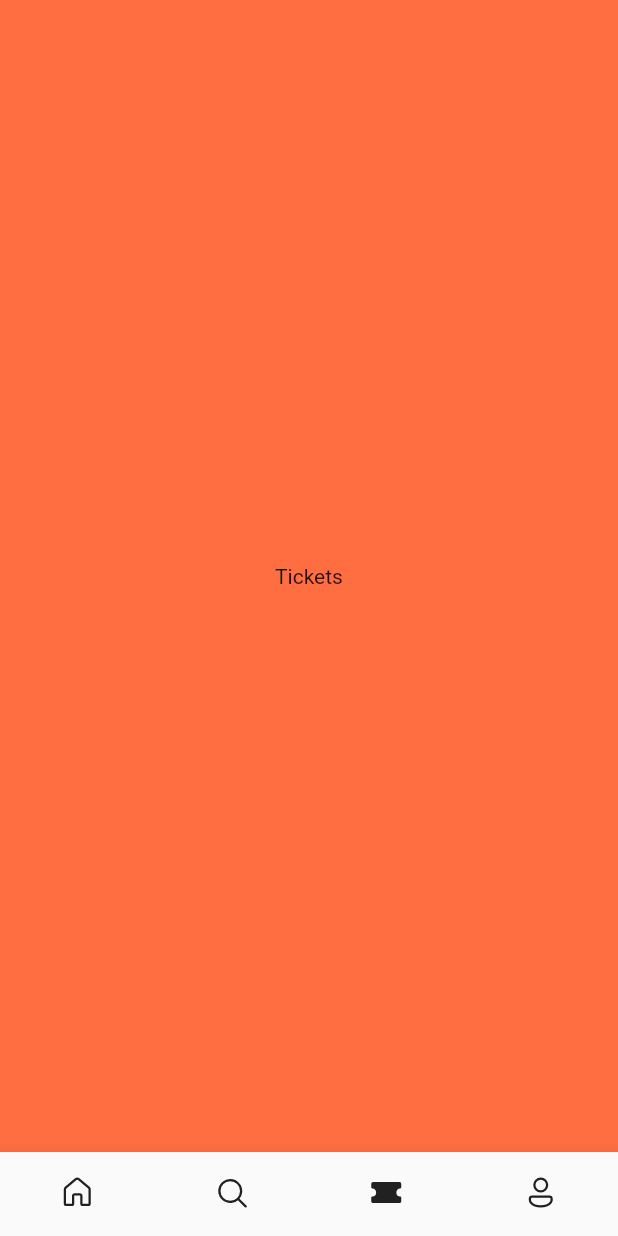
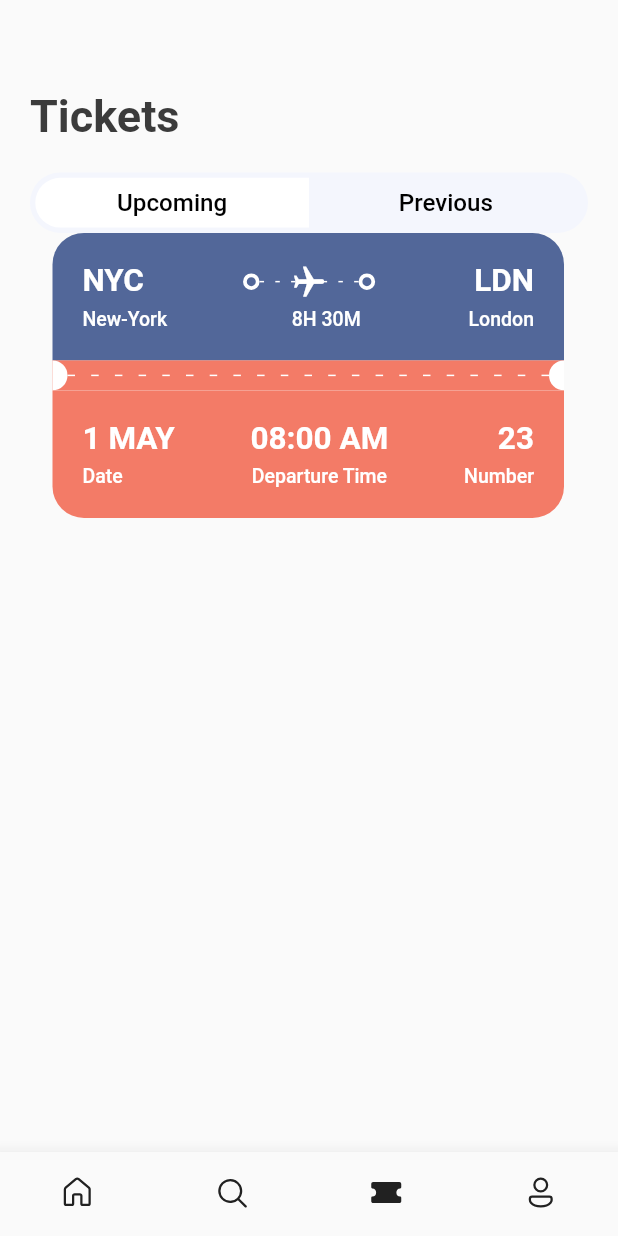
Before and after one commit to shivxsh/Book_Tickets, a Flutter app: the screen it shows after launch, item 3 of the bottom bar chosen, on a phone screen of 412 x 824 dp. Run offline on Flutter 3.47's test engine with Material 2 defaults, Android fonts, the phone set to English and light mode, and no system bars; our stand-ins replace fluentui_icons, gap, get.

Commit message:
Started implementation of view ticket screen.

```diff
--- a/lib/main.dart
+++ b/lib/main.dart
@@ -1,6 +1,5 @@
 import 'package:book_tickets/screens/bottom_bar.dart';
 import 'package:flutter/material.dart';
-import 'package:flutter/cupertino.dart';
 import 'package:book_tickets/utils/app_styles.dart';
 
 void main() {
--- a/lib/screens/bottom_bar.dart
+++ b/lib/screens/bottom_bar.dart
@@ -1,5 +1,6 @@
 import 'package:book_tickets/screens/home_screen.dart';
 import 'package:book_tickets/screens/search_screen.dart';
+import 'package:book_tickets/screens/ticket_screen.dart';
 import 'package:fluentui_icons/fluentui_icons.dart';
 import 'package:flutter/material.dart';
 
@@ -17,7 +18,7 @@ class _BottomBarState extends State<BottomBar> {
     //Each text is a widget in the list array. Hence index here = 0
     const HomeScreen(),
     const SearchScreen(), //Index = 1
-    const Text("Tickets"), // Index = 2
+    const TicketScreen(), // Index = 2
     const Text("Profile") // Index = 3
   ];
 
@@ -37,7 +38,7 @@ class _BottomBarState extends State<BottomBar> {
   Widget build(BuildContext context) {
     return Scaffold(
       body:  Center(child: _widgetOptions[_selectedWidgetIndex]),  //When u select an item in the bottom nav bar, it displays the contents of that specific page
-      backgroundColor: Colors.deepOrangeAccent,
+      //backgroundColor: Colors.deepOrangeAccent,
       bottomNavigationBar : BottomNavigationBar(
         items: const [
           BottomNavigationBarItem(icon: Icon(FluentSystemIcons.ic_fluent_home_regular),activeIcon: Icon(FluentSystemIcons.ic_fluent_home_filled),label: "Home"),
--- a/lib/screens/home_screen.dart
+++ b/lib/screens/home_screen.dart
@@ -5,8 +5,8 @@ import 'package:flutter/material.dart';
 import 'package:book_tickets/utils/app_styles.dart';
 import 'package:gap/gap.dart';
 import 'package:fluentui_icons/fluentui_icons.dart';
+import '../utils/app_info_list.dart';
 
-import '../utils/app_info_list.dart';
 
 class HomeScreen extends StatelessWidget {
   const HomeScreen({Key? key}) : super(key: key);
@@ -110,7 +110,7 @@ class HomeScreen extends StatelessWidget {
             child: Row(
               //The single child of this scrollable widget.
               //The ticket ui is made scrollable horizontally.
-              children : ticketList.map((singleTicket) => TicketView(ticket: singleTicket,)).toList(),
+              children : ticketList.map((singleTicket) => TicketView(ticket: singleTicket, isColor: null,)).toList(),
               //Similar to the hotel_screen, we make a map from the app_info_list.dart file and dynamically change the values.
             ),
           ),
--- a/lib/screens/search_screen.dart
+++ b/lib/screens/search_screen.dart
@@ -1,6 +1,7 @@
 import 'package:book_tickets/utils/app_layout.dart';
 import 'package:book_tickets/utils/double_text_widget.dart';
 import 'package:book_tickets/utils/icon_text_widget.dart';
+import 'package:book_tickets/utils/ticket_tabs.dart';
 import 'package:flutter/material.dart';
 import 'package:gap/gap.dart';
 import '../utils/app_styles.dart';
@@ -24,48 +25,7 @@ class SearchScreen extends StatelessWidget {
           ),
           Gap(AppLayout.getHeight(20)),
 
-          FittedBox(
-            child: Container(
-              padding: const EdgeInsets.all(3.5),
-              decoration: BoxDecoration(
-                borderRadius: BorderRadius.circular(AppLayout.getHeight(50)),
-                color: const Color(0xFFF4F6FD),
-              ),
-              child: Row(
-                children: [
-                  Container(
-                    //This container is for the text "Airline Tickets" inside the search bar
-                    padding: EdgeInsets.symmetric(vertical : AppLayout.getHeight(7)),
-                    width: size.width*0.44,
-                    decoration: BoxDecoration(
-                      //This border radius will only apply to the left side of the border
-                      borderRadius: BorderRadius.horizontal(left : Radius.circular(AppLayout.getWidth(50))),
-                      color: Colors.white,
-                    ),
-                    child: Center(
-                      child: Text("Airline Tickets",
-                        style: Styles.headLineStyle3.copyWith(color:Colors.black),),
-                    ),
-                  ),
-
-                  Container(
-                    //This container is for the text "Hotels" inside the search bar
-                    padding: EdgeInsets.symmetric(vertical : AppLayout.getHeight(7)),
-                    width: size.width*0.44,
-                    decoration: BoxDecoration(
-                      //This border radius will only apply to the left side of the border
-                      borderRadius: BorderRadius.horizontal(right : Radius.circular(AppLayout.getWidth(50))),
-                      color: Colors.transparent,
-                    ),
-                    child: Center(
-                      child: Text("Hotels",
-                        style: Styles.headLineStyle3.copyWith(color:Colors.black),),
-                    ),
-                  ),
-                ],
-              ),
-            ),
-          ),
+          const AppTicketTabs(firstTab: "Airline Tickets", secondTab: "Hotels",),
           Gap(AppLayout.getHeight(25)),
           //Rather than re writing the whole container again for 2 search boxes,
           //We create a new util screen called :icon_text_widget" that takes in the container
--- /dev/null
+++ b/lib/screens/ticket_screen.dart
@@ -0,0 +1,35 @@
+import 'package:book_tickets/screens/ticket_view.dart';
+import 'package:book_tickets/utils/app_layout.dart';
+import 'package:book_tickets/utils/app_styles.dart';
+import 'package:book_tickets/utils/ticket_tabs.dart';
+import 'package:flutter/material.dart';
+import 'package:gap/gap.dart';
+import '../utils/app_info_list.dart';
+
+class TicketScreen extends StatelessWidget {
+  const TicketScreen({Key? key}) : super(key: key);
+
+  @override
+  Widget build(BuildContext context) {
+    //final size = AppLayout.getSize(context);
+    return Scaffold(
+      body: Stack(
+        children:[
+          ListView(
+            padding: EdgeInsets.symmetric(vertical: AppLayout.getHeight(20), horizontal: AppLayout.getHeight(20)),
+          children: [
+            Gap(AppLayout.getHeight(40)),
+            Text("Tickets",style: Styles.headLineStyle1.copyWith(fontSize: 30),),
+            Gap(AppLayout.getHeight(20)),
+            const AppTicketTabs(firstTab: "Upcoming", secondTab: "Previous"),
+            Container(
+              padding: EdgeInsets.only(left: AppLayout.getHeight(15)),
+              child: TicketView(ticket: ticketList[0], isColor: null,),
+            )
+          ],
+        ),
+        ],
+      ),
+    );
+  }
+}
--- a/lib/screens/ticket_view.dart
+++ b/lib/screens/ticket_view.dart
@@ -7,18 +7,17 @@ import '../utils/app_layout.dart';
 //This code is for the UI of ticket view in home screen.
 class TicketView extends StatelessWidget {
   final Map<String, dynamic> ticket;
-  const TicketView({Key? key, required this.ticket}) : super(key: key);
+  final bool? isColor; //initially set to null
+  const TicketView({Key? key, required this.ticket, required this.isColor}) : super(key: key);
 
   @override
   Widget build(BuildContext context) {
     //refer app_layout.dart file to know what the AppLayout class does.
     final size = AppLayout.getSize(context);
-
     return SizedBox(
       width:size.width*0.85, //width is dependant on the orientation of the device.
         //width * 0.85 = we r using only 85% of the screen.  (85% = 85/100 = 0.85)
       height: AppLayout.getHeight(200), //height is set to 200px regardless of the orientation.
-
       child : Container(
         margin: EdgeInsets.only(right: AppLayout.getHeight(16)),
         child: Column(
--- /dev/null
+++ b/lib/utils/ticket_tabs.dart
@@ -0,0 +1,58 @@
+import 'package:flutter/material.dart';
+import 'app_layout.dart';
+import 'app_styles.dart';
+
+//This is a reusable widget for the ticket tab as well as the search ticket tab.
+
+class AppTicketTabs extends StatelessWidget {
+  final String firstTab;
+  final String secondTab;
+  const AppTicketTabs({Key? key, required this.firstTab,required this.secondTab}) : super(key: key);
+
+  @override
+  Widget build(BuildContext context) {
+    final size = AppLayout.getSize(context);
+    return FittedBox(
+      child: Container(
+        padding: const EdgeInsets.all(3.5),
+        decoration: BoxDecoration(
+          borderRadius: BorderRadius.circular(AppLayout.getHeight(50)),
+          color: const Color(0xFFF4F6FD),
+        ),
+        child: Row(
+          children: [
+            Container(
+              //This container is for the text "Airline Tickets" inside the search bar
+              padding: EdgeInsets.symmetric(vertical : AppLayout.getHeight(7)),
+              width: size.width*0.44,
+              decoration: BoxDecoration(
+                //This border radius will only apply to the left side of the border
+                borderRadius: BorderRadius.horizontal(left : Radius.circular(AppLayout.getWidth(50))),
+                color: Colors.white,
+              ),
+              child: Center(
+                child: Text(firstTab,
+                  style: Styles.headLineStyle3.copyWith(color:Colors.black),),
+              ),
+            ),
+
+            Container(
+              //This container is for the text "Hotels" inside the search bar
+              padding: EdgeInsets.symmetric(vertical : AppLayout.getHeight(7)),
+              width: size.width*0.44,
+              decoration: BoxDecoration(
+                //This border radius will only apply to the left side of the border
+                borderRadius: BorderRadius.horizontal(right : Radius.circular(AppLayout.getWidth(50))),
+                color: Colors.transparent,
+              ),
+              child: Center(
+                child: Text(secondTab,
+                  style: Styles.headLineStyle3.copyWith(color:Colors.black),),
+              ),
+            ),
+          ],
+        ),
+      ),
+    );
+  }
+}
```
